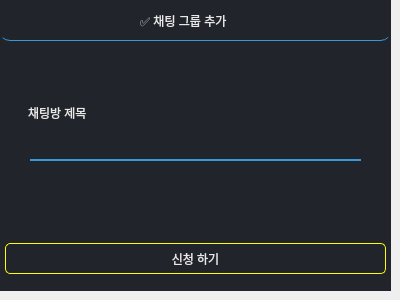
Old version of the form groupadddlg.ui in the repository EluonBit2Team/Client.
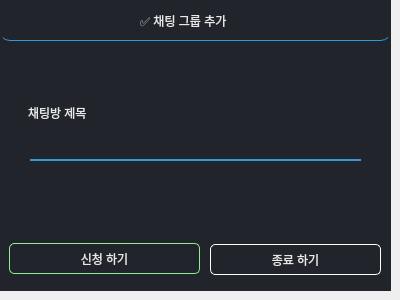
New version of the form.

The edit to the form file:
```diff
--- a/groupadddlg.ui
+++ b/groupadddlg.ui
@@ -30,6 +30,24 @@
 
 QPushButton#dialog_btn_submit:pressed {
     background-color: rgba(25, 25, 112, 1);
+}
+
+QPushButton#dialog_btn_exit {
+    border-style: solid;
+    border-width: 1px;
+    border-color: rgb(255, 255, 255);
+    border-radius: 5px;
+    padding: 5px 10px;
+    color: white;
+}
+
+
+QPushButton#dialog_btn_exit:hover {
+    background-color: rgba(70, 130, 180, 1);
+}
+
+QPushButton#dialog_btn_exit:pressed {
+    background-color: rgba(25, 25, 112, 1);
 }</string>
   </property>
   <widget class="QLabel" name="dialog_label_back">
@@ -85,15 +103,15 @@
   <widget class="QPushButton" name="dialog_btn_submit">
    <property name="geometry">
     <rect>
-     <x>5</x>
+     <x>9</x>
      <y>243</y>
-     <width>381</width>
+     <width>191</width>
      <height>31</height>
     </rect>
    </property>
    <property name="styleSheet">
     <string notr="true">font: 600 9pt &quot;Segoe UI Variable Small Semibol&quot;;
-border: 1px solid yellow;
+border: 1px solid lightgreen;
 color: rgb(232, 232, 232);
 
 </string>
@@ -135,6 +153,25 @@
     <string>채팅방 제목</string>
    </property>
   </widget>
+  <widget class="QPushButton" name="dialog_btn_exit">
+   <property name="geometry">
+    <rect>
+     <x>210</x>
+     <y>244</y>
+     <width>171</width>
+     <height>31</height>
+    </rect>
+   </property>
+   <property name="styleSheet">
+    <string notr="true">font: 600 9pt &quot;Segoe UI Variable Small Semibol&quot;;
+border: 1px solid white;
+color: rgb(232, 232, 232);
+</string>
+   </property>
+   <property name="text">
+    <string>종료 하기</string>
+   </property>
+  </widget>
  </widget>
  <resources/>
  <connections>
```
